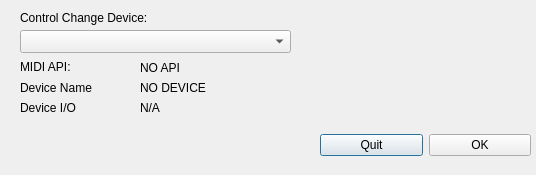
Old version of the form ui/device_sel.ui in the repository wishmerhill/ua100mix.
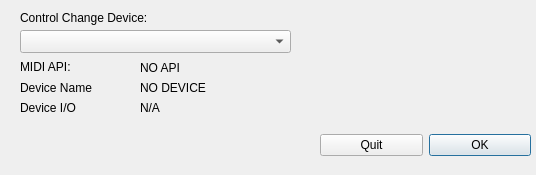
New version of the form. Icons and pictures are not drawn.

Commit message: finezza gui: tasto default in caso di enter da tastiera nella scelta del device

```diff
--- a/ui/device_sel.ui
+++ b/ui/device_sel.ui
@@ -139,6 +139,12 @@
       <property name="text">
        <string>Quit</string>
       </property>
+      <property name="autoDefault">
+       <bool>true</bool>
+      </property>
+      <property name="default">
+       <bool>true</bool>
+      </property>
      </widget>
     </item>
     <item>
@@ -146,6 +152,12 @@
       <property name="text">
        <string>OK</string>
       </property>
+      <property name="autoDefault">
+       <bool>false</bool>
+      </property>
+      <property name="default">
+       <bool>true</bool>
+      </property>
      </widget>
     </item>
    </layout>
```
Left out of the diff: 12 changed lines with no effect on the pictures. The commit also changes 2 other files.
